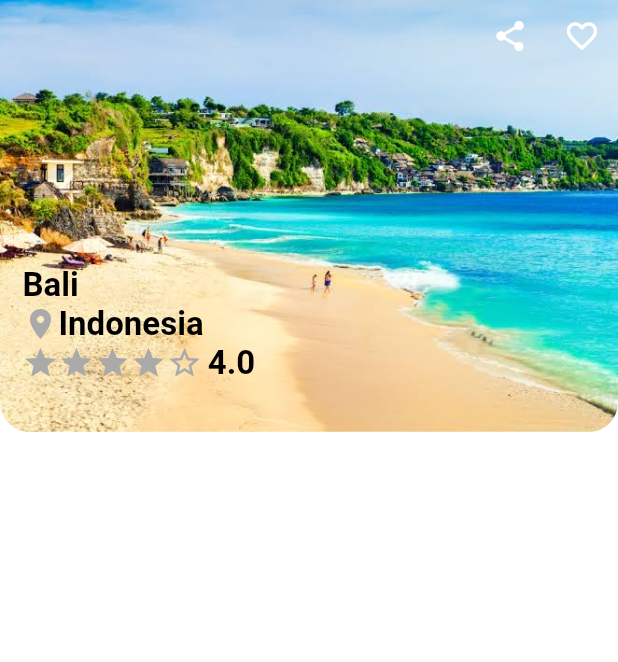
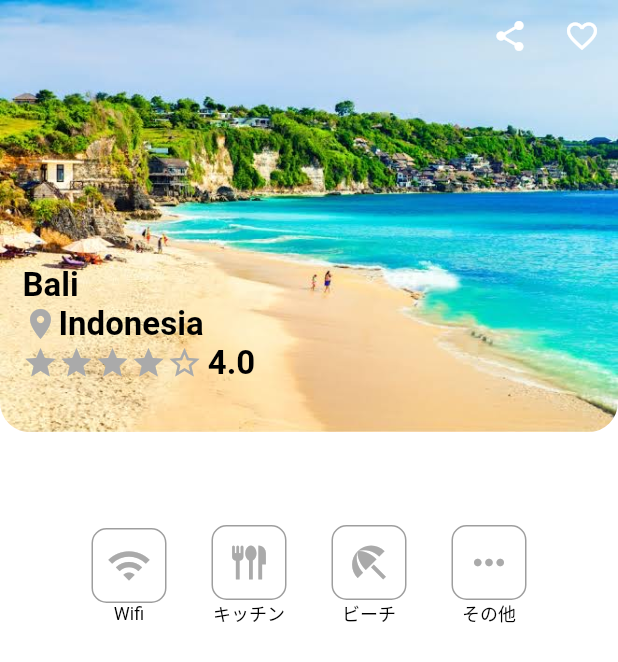
Before and after one commit to shu0121/flutter_challenge01, a Flutter app: the screen it shows after launch, on a phone screen of 412 x 824 dp. Shown: the top 662 px of the screen. Run offline on Flutter 3.47's test engine with Material 2 defaults, Android fonts, the phone set to English and light mode, and no system bars.

Commit message:
真ん中アイコン

```diff
--- a/lib/constants.dart
+++ b/lib/constants.dart
@@ -4,3 +4,4 @@ import 'package:flutter/material.dart';
 const Color primaryColor = Color(0xffaaaaaa);
 
 const TextStyle titleStyle = TextStyle(color: Colors.black, fontSize: 22, fontWeight: FontWeight.bold,);
+const TextStyle bodyStyle = TextStyle(color: Colors.black, fontSize: 12, );
--- a/lib/main.dart
+++ b/lib/main.dart
@@ -98,61 +98,87 @@ class _MyHomePageState extends State<MyHomePage> {
                 ),
               ],
             ),
+            Container(
+              child: Row(
+                mainAxisAlignment: MainAxisAlignment.center,
+                children: [
+                  Column(
+                    children: [
+                      Container(
+                        width: 50,
+                        height: 50,
+                        decoration: BoxDecoration(
+                          border: Border.all(
+                            color: Colors.grey,
+                            width: 1,
+                          ),
+                          borderRadius: BorderRadius.circular(10),
+                        ),
+                        child: const Icon(Icons.wifi, size: 30, color: primaryColor,),
+                      ),
+                      const Text('Wifi', style: bodyStyle,),
+                    ],
+                  ),
+                  SizedBox(width: 30,),
+                  Column(
+                    children: [
+                      Container(
+                        width: 50,
+                        height: 50,
+                        decoration: BoxDecoration(
+                          border: Border.all(
+                            color: Colors.grey,
+                            width: 1,
+                          ),
+                          borderRadius: BorderRadius.circular(10),
+                        ),
+                        child : const Icon(Icons.flatware, size: 30, color: primaryColor,),
+                      ),
+                      const Text('キッチン', style: bodyStyle,),
+                    ],
+                  ),
+                  SizedBox(width: 30,),
+                  Column(
+                    children: [
+                      Container(
+                        width: 50,
+                        height: 50,
+                        decoration: BoxDecoration(
+                          border: Border.all(
+                            color: Colors.grey,
+                            width: 1,
+                          ),
+                          borderRadius: BorderRadius.circular(10),
+                        ),
+                        child : const Icon(Icons.beach_access, size: 30, color: primaryColor,),
+                      ),
+                      const Text('ビーチ', style: bodyStyle,),
+                    ],
+                  ),
+                  SizedBox(width: 30,),
+                  Column(
+                    children: [
+                      Container(
+                        width: 50,
+                        height: 50,
+                        decoration: BoxDecoration(
+                          border: Border.all(
+                            color: Colors.grey,
+                            width: 1,
+                          ),
+                          borderRadius: BorderRadius.circular(10),
+                        ),
+                        child : const Icon(Icons.more_horiz, size: 30, color: primaryColor,),
+                      ),
+                      const Text('その他', style: bodyStyle,),
+                    ],
+                  ),
+                ],
+              ),
+            ),
           ],
-          // children: ClipRRect(
-          //   borderRadius: BorderRadius.circular(30),
-          //   child: Image.asset('images/pracePic/IMG_2237.JPG'),
-          // ),
         ),
       ),
     );
   }
 }
-
-//   @override
-//   Widget build(BuildContext context) {
-//     return Scaffold(
-//       appBar: AppBar(
-//         actions: [
-//           IconButton(onPressed: (){}, icon: Icon(Icons.navigate_before_outlined), color: Colors.white,),
-//           IconButton(onPressed: (){}, icon: Icon(Icons.favorite_border), color: Colors.white,)
-//
-//         ],
-//       ),
-//       body: Container(
-//         decoration: BoxDecoration(
-//           image: DecorationImage(
-//             image: AssetImage('images/pracePic/IMG_2237.JPG'),
-//           ),
-//           border: Border.all(color: Colors.white, width: 3,),
-//           borderRadius: BorderRadius.circular(50),
-//         ),
-//         child: Column(
-//           children: [
-//                 Text('Bali', style: titleStyle,),
-//                 Container(
-//                   child: Row(
-//                     children: [
-//                       Icon(Icons.place, color: primaryColor,),
-//                       Text('Indonesia', style: titleStyle,),
-//                     ],
-//                   ),
-//                 ),
-//             Container(
-//               child: Row(
-//                 children: [
-//                   Icon(Icons.star, color: primaryColor,),
-//                   Icon(Icons.star, color: primaryColor,),
-//                   Icon(Icons.star, color: primaryColor,),
-//                   Icon(Icons.star, color: primaryColor,),
-//                   Icon(Icons.star_border, color: primaryColor,),
-//                   Text('4.0', style: titleStyle,),
-//                 ],
-//               ),
-//             ),
-//           ],
-//         ),
-//       ),
-//     );
-//   }
-// }
```
